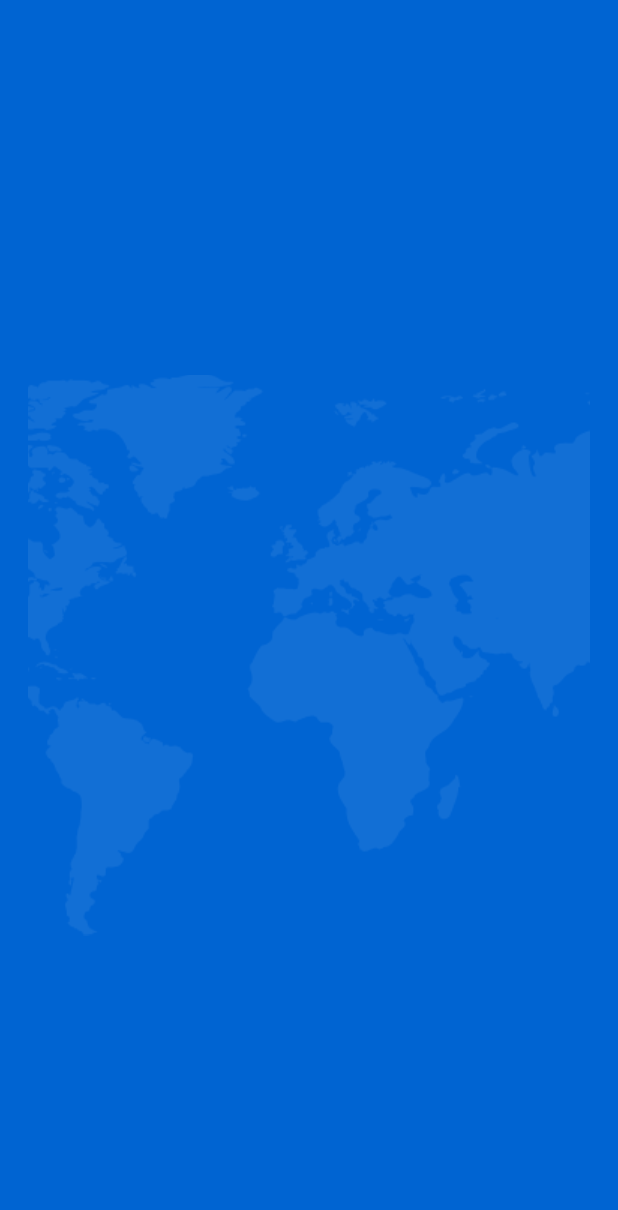
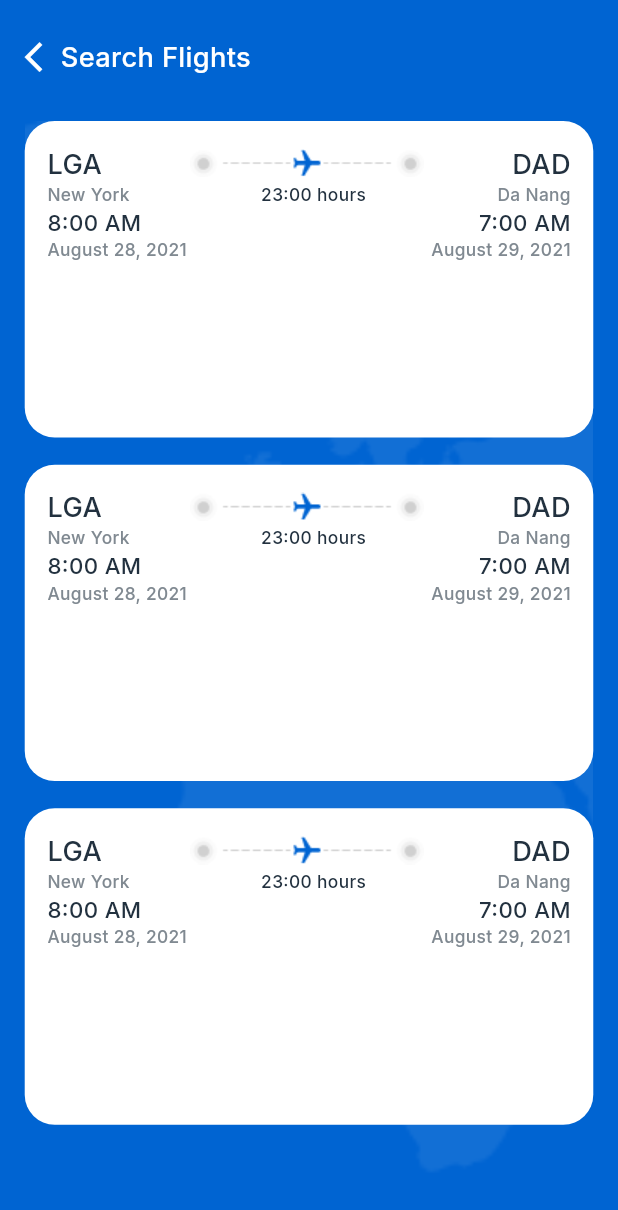
Before and after one commit to DhanashreeC2W/Ticket_Booking_App, a Flutter app: the screen it shows after launch, on a phone screen of 412 x 824 dp. Shown: the top 1210 px of the screen. Run offline on Flutter 3.47's test engine with Material 3 defaults, Android fonts, the phone set to English and light mode, and no system bars; our stand-ins replace flutter_otp_text_field, get, google_fonts, smooth_page_indicator; missing offline and left inert: bulleted_list.

Commit message:
"search screen done"

```diff
--- a/lib/view/Screens/Search Result Screen/search_result_screen.dart
+++ b/lib/view/Screens/Search Result Screen/search_result_screen.dart
@@ -1,12 +1,7 @@
-// ignore_for_file: prefer_const_constructors
-
-import 'dart:developer';
-
 import 'package:flutter/material.dart';
 import 'package:google_fonts/google_fonts.dart';
 import 'package:ticket_booking_app/view/Screens/Search%20Result%20Screen/widget/search_card_widget.dart';
-
-import '../../Widgets/back_button_widget.dart';
+import 'package:ticket_booking_app/view/Widgets/back_button_widget.dart';
 
 class SearchResultScreen extends StatelessWidget {
   const SearchResultScreen({super.key});
@@ -15,73 +10,58 @@ class SearchResultScreen extends StatelessWidget {
   Widget build(BuildContext context) {
     final deviceWidth = MediaQuery.sizeOf(context).width;
     final deviceHeight = MediaQuery.sizeOf(context).height;
-    // log("${deviceHeight * 0.038}");
+
     return Scaffold(
       backgroundColor: const Color.fromRGBO(0, 100, 210, 1),
-        //extendBodyBehindAppBar: true,
       body: SingleChildScrollView(
-          child: SizedBox(
-            height: deviceHeight,
-            width: deviceWidth,
-            child: Column(children: [
+        child: Column(
+          children: [
             Padding(
               padding: EdgeInsets.only(
                 top: deviceHeight * 0.03,
                 left: deviceWidth * 0.04, //16
                 right: deviceWidth * 0.04, //16
               ),
-                child: Expanded(
               child: Column(
-                    crossAxisAlignment: CrossAxisAlignment.start,
                 children: [
+                  Row(
+                    children: [
+                      const BackButtonWidget(
+                        isWhiteColor: true,
+                      ),
+                      Text(
+                        "Search Flights",
+                        style: GoogleFonts.inter(
+                          color: const Color.fromRGBO(255, 255, 255, 1),
+                          fontWeight: FontWeight.w500,
+                          fontSize: deviceHeight * 0.022,
+                        ),
+                      ),
+                    ],
+                  ),
+                  const SizedBox(
+                    height: 30,
+                  ),
                   Container(
                     height: deviceHeight,
-                        decoration: BoxDecoration(
+                    decoration: const BoxDecoration(
                       image: DecorationImage(
-                                image: AssetImage(
-                                    "assets/images/Global Map.png"))),
-                      )
-                      // Stack(
-                      //   children: [
-                      //     Image.asset(
-                      //       "assets/images/Global Map.png",
-                      //       fit: BoxFit.cover,
-                      //       width: deviceWidth,
-                      //     ),
-                      //     const Positioned(
-                      //       child: BackButtonWidget(
-                      //         isWhiteColor: true,
-                      //       ),
-                      //     ),
-                      //     Positioned(
-                      //         left: deviceWidth / 3.6,
-                      //         child: Text(
-                      //           "Search Flights",
-                      //           style: GoogleFonts.inter(
-                      //             color: const Color.fromRGBO(255, 255, 255, 1),
-                      //             fontWeight: FontWeight.w500,
-                      //             fontSize: deviceHeight * 0.022,
-                      //           ),
-                      //         )),
-                      //     Positioned(
-                      //       top: 26,
-                      //         child: SizedBox(
-                      //           height: deviceHeight,
-                      //           width: deviceWidth,
-                      //           child: ListView.builder(
-                      //             physics:BouncingScrollPhysics(),
-                      //             itemCount: 4,
-                      //             itemBuilder: (context, index) => SearchCardWidget(),
-                      //           ),
-                      //         ))
-                      //   ],
-                      // ),
+                        image: AssetImage("assets/images/Global Map.png"),
+                        fit: BoxFit.cover,
+                      ),
+                    ),
+                    child: ListView.builder(
+                        itemCount: 3,
+                        itemBuilder: (context, index) {
+                          return const SearchCardWidget();
+                        }),
+                  ),
                 ],
               ),
             ),
+          ],
         ),
-            ]),
       ),
-        ));
+    );
   }
 }
--- a/lib/view/Screens/Search Result Screen/widget/search_card_widget.dart
+++ b/lib/view/Screens/Search Result Screen/widget/search_card_widget.dart
@@ -1,6 +1,7 @@
 import 'dart:developer';
 
 import 'package:flutter/material.dart';
+import 'package:google_fonts/google_fonts.dart';
 
 class SearchCardWidget extends StatelessWidget {
   const SearchCardWidget({super.key});
@@ -9,19 +10,108 @@ class SearchCardWidget extends StatelessWidget {
   Widget build(BuildContext context) {
     final deviceWidth = MediaQuery.sizeOf(context).width;
     final deviceHeight = MediaQuery.sizeOf(context).height;
-    log("${deviceWidth * 0.608}");
+    log("${deviceHeight * 0.018}");
     return Container(
       height: deviceHeight * 0.256,
       width: deviceWidth * 0.608,
-     decoration: BoxDecoration(
-      borderRadius: BorderRadius.circular(20),
-      color: const Color.fromRGBO(255,255,255,1)
-     ),
-      child:Column(
+      margin: EdgeInsets.only(bottom: deviceHeight * 0.022),
+      padding: const EdgeInsets.all(15),
+      decoration: BoxDecoration(
+          borderRadius: BorderRadius.circular(20),
+          color: const Color.fromRGBO(255, 255, 255, 1)),
+      child: Column(
         children: [
           Row(
+            mainAxisAlignment: MainAxisAlignment.spaceBetween,
             children: [
-
+              Text(
+                "LGA",
+                style: GoogleFonts.inter(
+                  color: const Color.fromRGBO(34, 49, 63, 1),
+                  fontWeight: FontWeight.w500,
+                  fontSize: deviceHeight * 0.022,
+                ),
+              ),
+              Image.asset("assets/icons/flight_trip_icon.png"),
+              Text(
+                "DAD",
+                style: GoogleFonts.inter(
+                  color: const Color.fromRGBO(34, 49, 63, 1),
+                  fontWeight: FontWeight.w500,
+                  fontSize: deviceHeight * 0.022,
+                ),
+              ),
+            ],
+          ),
+          Row(
+            mainAxisAlignment: MainAxisAlignment.spaceBetween,
+            children: [
+              Text(
+                "New York",
+                style: GoogleFonts.inter(
+                  color: const Color.fromRGBO(128, 137, 145, 1),
+                  fontWeight: FontWeight.w500,
+                  fontSize: deviceHeight * 0.014, //12
+                ),
+              ),
+              Text(
+                "23:00 hours",
+                style: GoogleFonts.inter(
+                  color: const Color.fromRGBO(34, 49, 63, 1),
+                  fontWeight: FontWeight.w500,
+                  fontSize: deviceHeight * 0.014,
+                ),
+              ),
+              Text(
+                "Da Nang",
+                style: GoogleFonts.inter(
+                  color: const Color.fromRGBO(128, 137, 145, 1),
+                  fontWeight: FontWeight.w500,
+                  fontSize: deviceHeight * 0.014, //12
+                ),
+              ),
+            ],
+          ),
+          Row(
+            mainAxisAlignment: MainAxisAlignment.spaceBetween,
+            children: [
+              Text(
+                "8:00 AM",
+                style: GoogleFonts.inter(
+                  color: const Color.fromRGBO(34, 49, 63, 1),
+                  fontWeight: FontWeight.w500,
+                  fontSize: deviceHeight * 0.018, //16
+                ),
+              ),
+              Text(
+                "7:00 AM",
+                style: GoogleFonts.inter(
+                  color: const Color.fromRGBO(34, 49, 63, 1),
+                  fontWeight: FontWeight.w500,
+                  fontSize: deviceHeight * 0.018, //16
+                ),
+              ),
+            ],
+          ),
+          Row(
+            mainAxisAlignment: MainAxisAlignment.spaceBetween,
+            children: [
+              Text(
+                "August 28, 2021",
+                style: GoogleFonts.inter(
+                  color: const Color.fromRGBO(128, 137, 145, 1),
+                  fontWeight: FontWeight.w500,
+                  fontSize: deviceHeight * 0.014, //12
+                ),
+              ),
+              Text(
+                "August 29, 2021",
+                style: GoogleFonts.inter(
+                  color: const Color.fromRGBO(128, 137, 145, 1),
+                  fontWeight: FontWeight.w500,
+                  fontSize: deviceHeight * 0.014, //12
+                ),
+              ),
             ],
           )
         ],
--- a/pubspec.yaml
+++ b/pubspec.yaml
@@ -25,3 +25,4 @@ flutter:
 
   assets:
     - assets/images/
+    - assets/icons/
```
Also changed, not shown: assets/icons/flight_trip_icon.png (added). Lines whose indentation alone changed are shown as unchanged.
